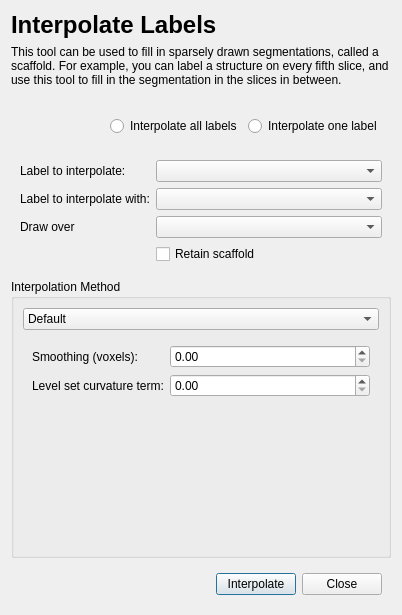
Before: the Qt Designer form GUI/Qt/Windows/InterpolateLabelsDialog.ui in pyushkevich/itksnap, drawn with Qt 5.
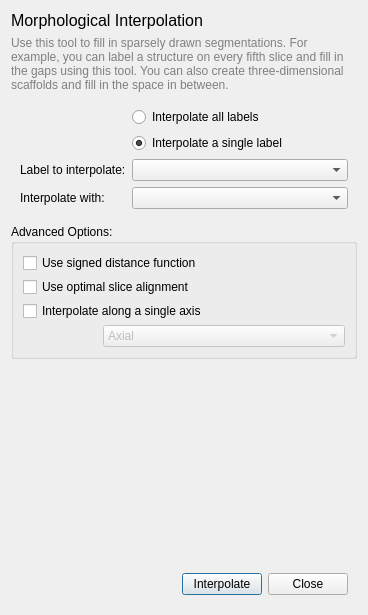
After: the same form once the commit is applied. The open tabs and pages were chosen to show the change.

Commit message: Cleaned up and fixed up the morphological interpolation GUI, refactored recent item menus, added recent segmentation menu

Diff of the .ui file:
```diff
--- a/GUI/Qt/Windows/InterpolateLabelsDialog.ui
+++ b/GUI/Qt/Windows/InterpolateLabelsDialog.ui
@@ -6,7 +6,7 @@
    <rect>
     <x>0</x>
     <y>0</y>
-    <width>402</width>
+    <width>368</width>
     <height>615</height>
    </rect>
   </property>
@@ -18,21 +18,25 @@
     <widget class="QLabel" name="label">
      <property name="font">
       <font>
-       <pointsize>18</pointsize>
-       <weight>75</weight>
-       <bold>true</bold>
+       <pointsize>-1</pointsize>
       </font>
      </property>
+     <property name="styleSheet">
+      <string notr="true">font-size:16px;</string>
+     </property>
      <property name="text">
-      <string>Interpolate Labels</string>
+      <string>Morphological Interpolation</string>
      </property>
     </widget>
    </item>
    <item>
     <widget class="QLabel" name="label_2">
+     <property name="styleSheet">
+      <string notr="true">font-size:12px;
+color: gray;</string>
+     </property>
      <property name="text">
-      <string>This tool can be used to fill in sparsely drawn segmentations, called a scaffold. For example, you can label a structure on every fifth slice, and use this tool to fill in the segmentation in the slices in between. 
-</string>
+      <string>Use this tool to fill in sparsely drawn segmentations. For example, you can label a structure on every fifth slice and fill in the gaps using this tool. You can also create three-dimensional scaffolds and fill in the space in between.</string>
      </property>
      <property name="wordWrap">
       <bool>true</bool>
@@ -40,79 +44,53 @@
     </widget>
    </item>
    <item>
-    <widget class="QWidget" name="widget" native="true">
-     <layout class="QHBoxLayout" name="horizontalLayout">
-      <item>
-       <spacer name="horizontalSpacer_2">
-        <property name="orientation">
-         <enum>Qt::Horizontal</enum>
-        </property>
-        <property name="sizeHint" stdset="0">
-         <size>
-          <width>40</width>
-          <height>20</height>
-         </size>
-        </property>
-       </spacer>
-      </item>
-      <item>
+    <widget class="QWidget" name="widget_2" native="true">
+     <layout class="QFormLayout" name="formLayout">
+      <item row="0" column="1">
        <widget class="QRadioButton" name="btnInterpolateAll">
         <property name="text">
          <string>Interpolate all labels</string>
         </property>
        </widget>
       </item>
-      <item>
+      <item row="1" column="1">
        <widget class="QRadioButton" name="btnInterpolateOne">
         <property name="text">
-         <string>Interpolate one label</string>
+         <string>Interpolate a single label</string>
         </property>
+        <property name="checked">
+         <bool>true</bool>
+        </property>
        </widget>
       </item>
-     </layout>
-    </widget>
-   </item>
-   <item>
-    <widget class="QWidget" name="widget_2" native="true">
-     <layout class="QFormLayout" name="formLayout">
-      <item row="0" column="0">
+      <item row="2" column="0">
        <widget class="QLabel" name="label_3">
         <property name="text">
          <string>Label to interpolate:</string>
         </property>
        </widget>
       </item>
-      <item row="0" column="1">
+      <item row="2" column="1">
        <widget class="QComboBox" name="inLabelToInterpolate">
         <property name="toolTip">
-         <string>&lt;html&gt;&lt;head/&gt;&lt;body&gt;&lt;p&gt;&lt;br/&gt;&lt;/p&gt;&lt;/body&gt;&lt;/html&gt;</string>
+         <string>Select the label which will be interpolated. Your segmentation should have two or more slices painted with that label.</string>
+        </property>
+        <property name="styleSheet">
+         <string notr="true"/>
         </property>
        </widget>
       </item>
-      <item row="1" column="0">
+      <item row="3" column="0">
        <widget class="QLabel" name="label_4">
         <property name="text">
-         <string>Label to interpolate with:</string>
+         <string>Interpolate with:</string>
         </property>
        </widget>
       </item>
-      <item row="1" column="1">
-       <widget class="QComboBox" name="inActiveLabel"/>
-      </item>
-      <item row="2" column="0">
-       <widget class="QLabel" name="label_5">
-        <property name="text">
-         <string>Draw over</string>
-        </property>
-       </widget>
-      </item>
-      <item row="2" column="1">
-       <widget class="QComboBox" name="inDrawOver"/>
-      </item>
       <item row="3" column="1">
-       <widget class="QCheckBox" name="chkRetain">
-        <property name="text">
-         <string>Retain scaffold</string>
+       <widget class="QComboBox" name="inActiveLabel">
+        <property name="toolTip">
+         <string>Select the label which will be used to fill in the interpolated voxels. Normally this is the same label as the &quot;label to interpolate&quot; but you have the option of using a different label.</string>
         </property>
        </widget>
       </item>
@@ -122,35 +100,12 @@
    <item>
     <widget class="QGroupBox" name="groupBox">
      <property name="title">
-      <string>Interpolation Method</string>
+      <string>Advanced Options:</string>
      </property>
      <layout class="QVBoxLayout" name="verticalLayout_2">
-      <item>
-       <widget class="QComboBox" name="interpolationMethod">
-        <item>
-         <property name="text">
-          <string>Default</string>
-         </property>
-        </item>
-        <item>
-         <property name="text">
-          <string>Level set</string>
-         </property>
-        </item>
-        <item>
-         <property name="text">
-          <string>Morphological</string>
-         </property>
-        </item>
-       </widget>
-      </item>
-      <item>
-       <widget class="QStackedWidget" name="stackedWidget">
-        <property name="currentIndex">
-         <number>0</number>
-        </property>
-        <widget class="QWidget" name="pageMorphology">
-         <layout class="QVBoxLayout" name="verticalLayout_3">
+      <property name="spacing">
+       <number>4</number>
+      </property>
           <item>
            <widget class="QCheckBox" name="chkMorphologyUseDistance">
             <property name="toolTip">
@@ -184,23 +139,23 @@
           <item>
            <widget class="QWidget" name="widget_4" native="true">
             <layout class="QHBoxLayout" name="horizontalLayout_3">
-             <property name="spacing">
-              <number>0</number>
-             </property>
              <property name="leftMargin">
-              <number>20</number>
+          <number>80</number>
              </property>
              <property name="topMargin">
               <number>0</number>
              </property>
              <property name="rightMargin">
-              <number>10</number>
+          <number>0</number>
              </property>
              <property name="bottomMargin">
               <number>0</number>
              </property>
              <item>
               <widget class="QComboBox" name="morphologyInterpolationAxis">
+           <property name="enabled">
+            <bool>false</bool>
+           </property>
                <item>
                 <property name="text">
                  <string>Axial</string>
@@ -218,66 +173,24 @@
                </item>
               </widget>
              </item>
+        </layout>
+       </widget>
+      </item>
+     </layout>
+    </widget>
+   </item>
              <item>
-              <spacer name="horizontalSpacer_3">
+    <spacer name="verticalSpacer">
                <property name="orientation">
-                <enum>Qt::Horizontal</enum>
+      <enum>Qt::Vertical</enum>
                </property>
                <property name="sizeHint" stdset="0">
                 <size>
-                 <width>40</width>
-                 <height>20</height>
+       <width>20</width>
+       <height>40</height>
                 </size>
                </property>
               </spacer>
-             </item>
-            </layout>
-           </widget>
-          </item>
-         </layout>
-        </widget>
-        <widget class="QWidget" name="pageLevelSet">
-         <layout class="QFormLayout" name="formLayout_4">
-          <item row="0" column="0">
-           <widget class="QLabel" name="label_9">
-            <property name="text">
-             <string>Smoothing (voxels):</string>
-            </property>
-           </widget>
-          </item>
-          <item row="0" column="1">
-           <widget class="QDoubleSpinBox" name="inLevelSetDistanceSmoothing"/>
-          </item>
-          <item row="1" column="1">
-           <widget class="QDoubleSpinBox" name="inLevelSetCurv"/>
-          </item>
-          <item row="1" column="0">
-           <widget class="QLabel" name="label_8">
-            <property name="text">
-             <string>Level set curvature term:</string>
-            </property>
-           </widget>
-          </item>
-         </layout>
-        </widget>
-        <widget class="QWidget" name="pageDistanceMap">
-         <layout class="QFormLayout" name="formLayout_2">
-          <item row="0" column="0">
-           <widget class="QLabel" name="label_7">
-            <property name="text">
-             <string>Smoothing (voxels):</string>
-            </property>
-           </widget>
-          </item>
-          <item row="0" column="1">
-           <widget class="QDoubleSpinBox" name="inDefaultDistanceSmoothing"/>
-          </item>
-         </layout>
-        </widget>
-       </widget>
-      </item>
-     </layout>
-    </widget>
    </item>
    <item>
     <widget class="QWidget" name="widget_3" native="true">
```
Left out of the diff: 61 changed lines with no effect on the pictures. Lines whose indentation alone changed are shown as unchanged. The commit also changes 17 other files.
